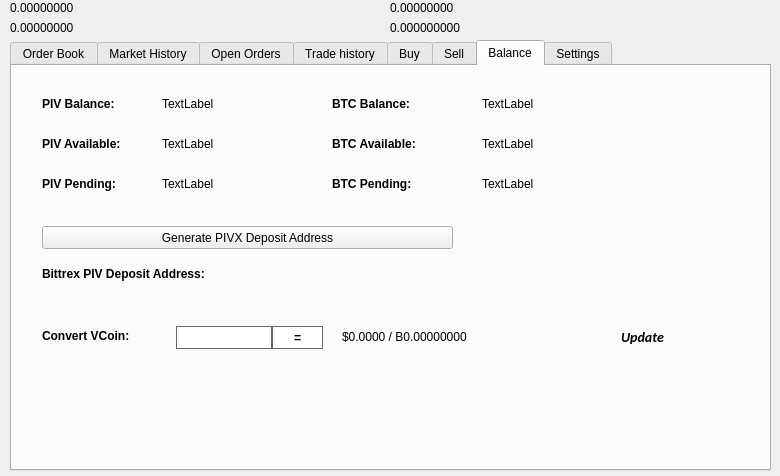
binarysculptor/wallet, file src/qt/forms/tradingdialog.ui: the form before one commit.
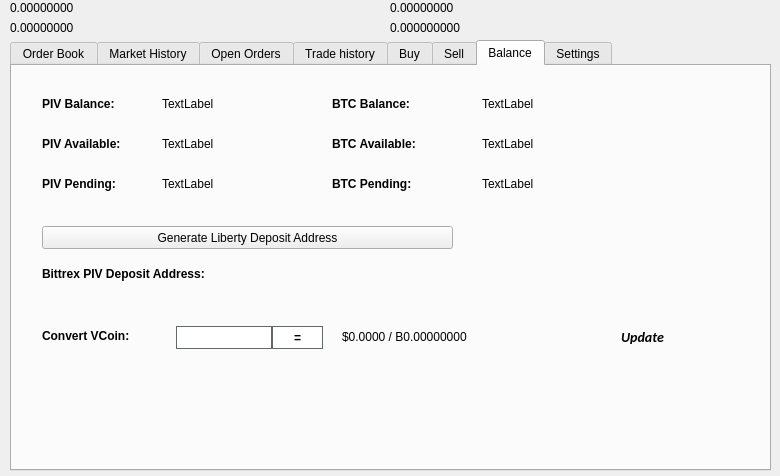
The form after the commit. The open tabs and pages were chosen to show the change. Icons and pictures are not drawn.

Commit message: #2 Rename PIVX => Liberty

What changed in the file:
```diff
--- a/src/qt/forms/tradingdialog.ui
+++ b/src/qt/forms/tradingdialog.ui
@@ -2941,7 +2941,7 @@
       </rect>
      </property>
      <property name="text">
-      <string>Generate PIVX Deposit Address</string>
+      <string>Generate Liberty Deposit Address</string>
      </property>
      <property name="icon">
       <iconset resource="../liberty.qrc">
```
The commit also changes 84 other files.
